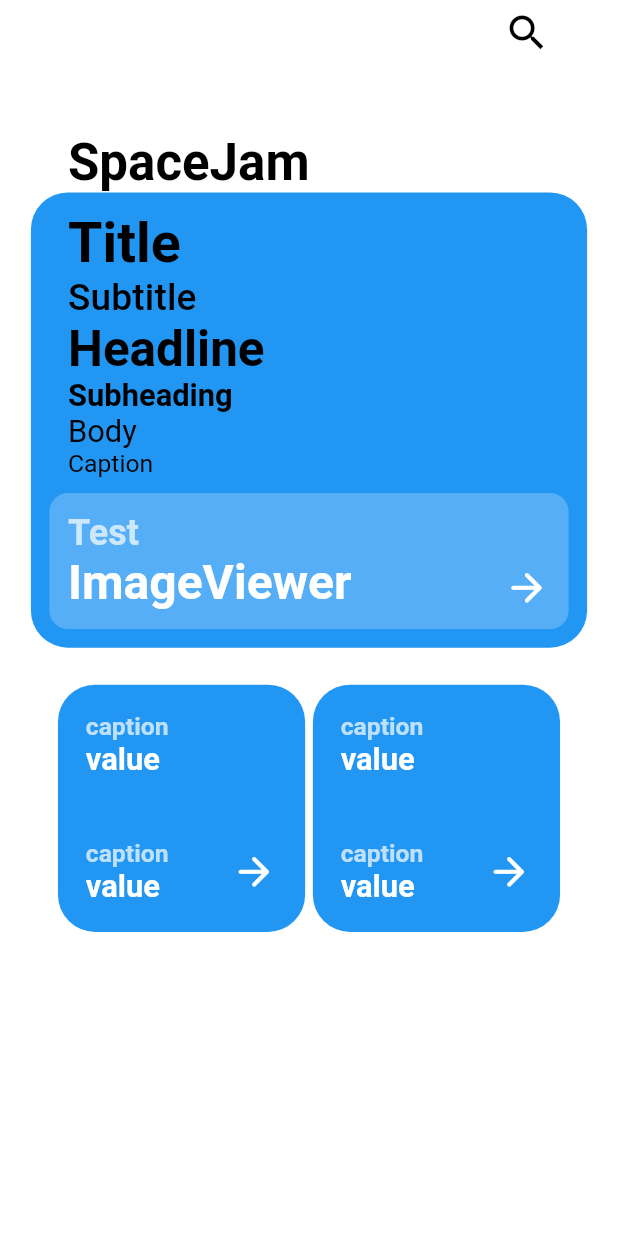
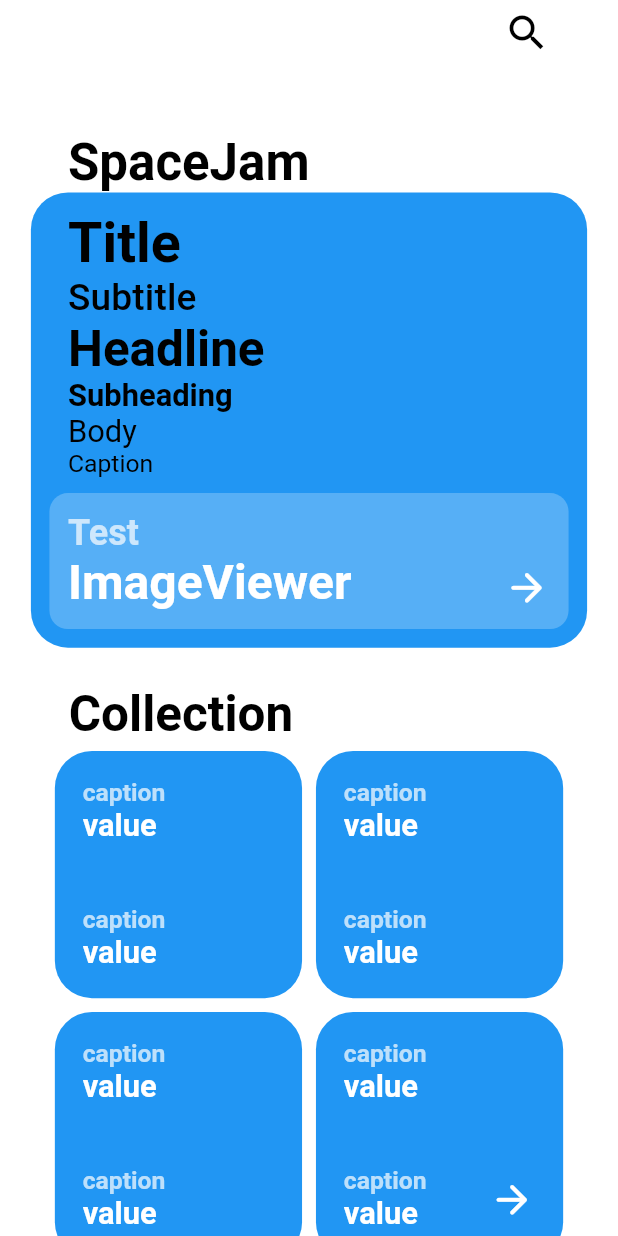
Before and after one commit to MonkeConsulting/SpaceJam, a Flutter app: the screen it shows after launch, on a phone screen of 412 x 824 dp. Run offline on Flutter 3.47's test engine with Material 2 defaults, Android fonts, the phone set to English and light mode, and no system bars; drawn by our look-alikes of auto_size_text.

Commit message:
added title option to collection

```diff
--- a/example/lib/main.dart
+++ b/example/lib/main.dart
@@ -179,10 +179,24 @@ class HomePageState extends State<HomePage> {
                       height: 0,
                     ),
                     Collection(
+                      title: "Collection",
                       items: <CollectionItem>[
-                        CollectionItem(
+                        const CollectionItem(
                           backgroundColor: Colors.blue,
-                          onTap: () {},
+                          upperCaption: "caption",
+                          upperValue: "value",
+                          lowerCaption: "caption",
+                          lowerValue: "value",
+                        ),
+                        const CollectionItem(
+                          backgroundColor: Colors.blue,
+                          upperCaption: "caption",
+                          upperValue: "value",
+                          lowerCaption: "caption",
+                          lowerValue: "value",
+                        ),
+                        const CollectionItem(
+                          backgroundColor: Colors.blue,
                           upperCaption: "caption",
                           upperValue: "value",
                           lowerCaption: "caption",
@@ -197,9 +211,6 @@ class HomePageState extends State<HomePage> {
                           lowerValue: "value",
                         ),
                       ],
-                    ),
-                    const SizedBox(
-                      height: 500,
                     ),
                   ],
                 ),
--- a/lib/src/collection/collection.dart
+++ b/lib/src/collection/collection.dart
@@ -4,6 +4,9 @@ import "package:flutter/material.dart";
 // widgets
 import "collection_item.dart";
 import "../private/min.dart";
+
+// utils
+import "../theme/text_styles.dart";
 
 /// Display a bunch of clickable options with or without a section title.
 class Collection extends StatelessWidget {
@@ -18,8 +21,31 @@ class Collection extends StatelessWidget {
   final String? title;
 
   @override
-  Widget build(BuildContext context) =>  Wrap(
-          spacing: MediaQuery.of(context).size.width * .0125,
-          children: items,
-      );
+  Widget build(BuildContext context) => items.isNotEmpty
+      ? Column(
+          crossAxisAlignment: CrossAxisAlignment.start,
+          children: <Widget>[
+            title != null
+                ? Padding(
+                    padding: EdgeInsets.only(
+                      bottom: MediaQuery.of(context).size.width * .0125,
+                      left: MediaQuery.of(context).size.width * .0225,
+                    ),
+                    child: Text(
+                      title!,
+                      style: SpaceJamTextStyles.headline(
+                        context,
+                        color: Colors.black,
+                      ),
+                    ),
+                  )
+                : const Min(),
+            Wrap(
+              spacing: MediaQuery.of(context).size.width * .0225,
+              runSpacing: MediaQuery.of(context).size.width * .0225,
+              children: items,
+            ),
+          ],
+        )
+      : const Min();
 }
```
